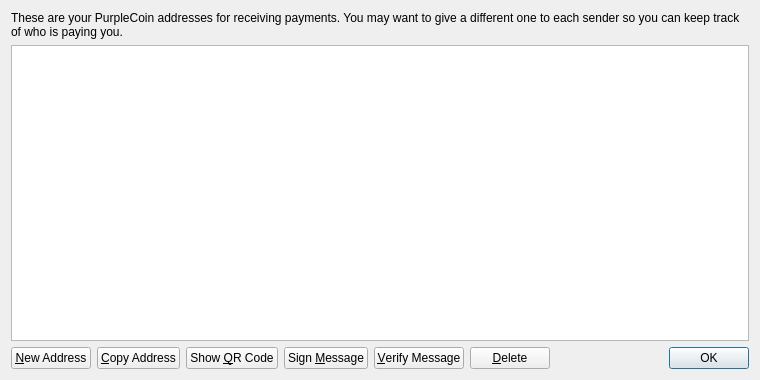
This is src/qt/forms/addressbookpage.ui in elgenioroshan/purplecoin as Qt 5 draws it before an edit. The edited form follows.
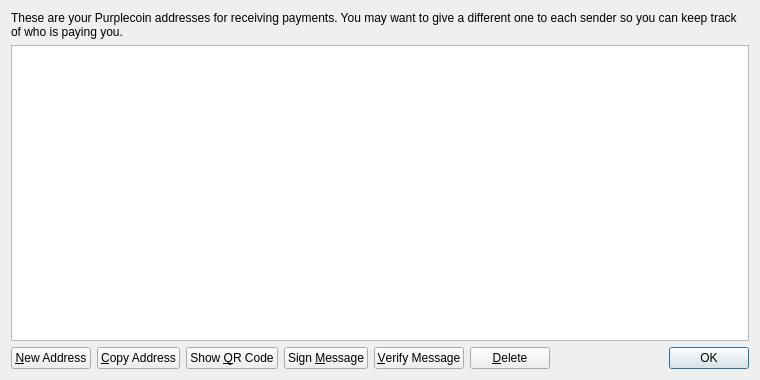
This is the edited form. Icons and pictures are not drawn.

Diff of the .ui file:
```diff
--- a/src/qt/forms/addressbookpage.ui
+++ b/src/qt/forms/addressbookpage.ui
@@ -17,7 +17,7 @@
    <item>
     <widget class="QLabel" name="labelExplanation">
      <property name="text">
-      <string>These are your PurpleCoin addresses for receiving payments. You may want to give a different one to each sender so you can keep track of who is paying you.</string>
+      <string>These are your Purplecoin addresses for receiving payments. You may want to give a different one to each sender so you can keep track of who is paying you.</string>
      </property>
      <property name="textFormat">
       <enum>Qt::PlainText</enum>
```
Left out of the diff: 4 changed lines with no effect on the pictures.
